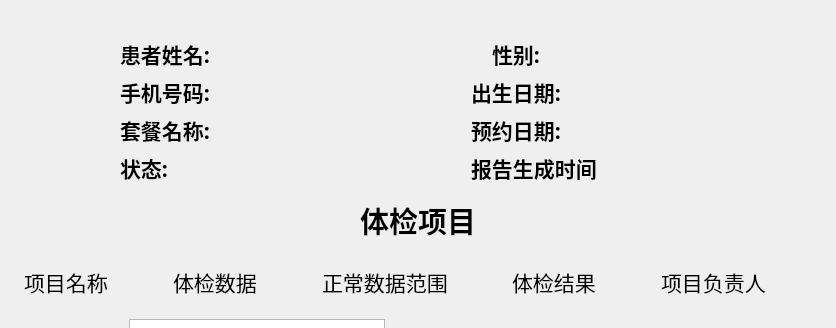
Before: the Qt Designer form PEIS_Client/editmedicalexaminationreport.ui in ooohhhj/PEIS, drawn with Qt 5; both pictures show x 0 to 836 and y 0 to 328 of the 836 by 671 pixel window.
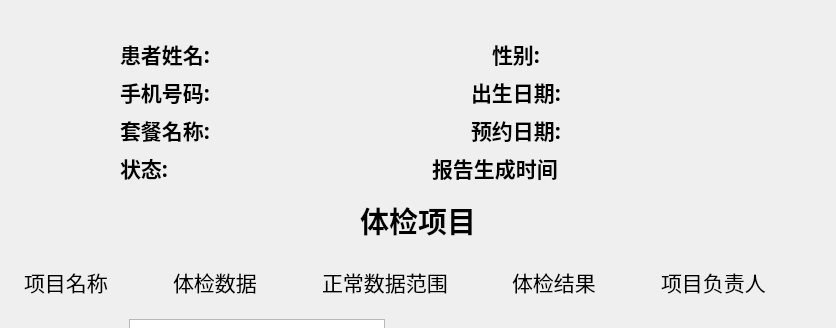
After: the same form once the commit is applied.

What changed in the file:
```diff
--- a/PEIS_Client/editmedicalexaminationreport.ui
+++ b/PEIS_Client/editmedicalexaminationreport.ui
@@ -463,10 +463,29 @@
               </item>
              </layout>
             </item>
+            <item>
+             <spacer name="horizontalSpacer_11">
+              <property name="orientation">
+               <enum>Qt::Horizontal</enum>
+              </property>
+              <property name="sizeHint" stdset="0">
+               <size>
+                <width>18</width>
+                <height>20</height>
+               </size>
+              </property>
+             </spacer>
+            </item>
             <item>
              <layout class="QHBoxLayout" name="reportHLayout">
               <item>
                <widget class="QLabel" name="report_generateTimeLabel">
+                <property name="minimumSize">
+                 <size>
+                  <width>0</width>
+                  <height>0</height>
+                 </size>
+                </property>
                 <property name="font">
                  <font>
                   <family>Agency FB</family>
@@ -501,6 +520,19 @@
               </item>
              </layout>
             </item>
+            <item>
+             <spacer name="horizontalSpacer_24">
+              <property name="orientation">
+               <enum>Qt::Horizontal</enum>
+              </property>
+              <property name="sizeHint" stdset="0">
+               <size>
+                <width>18</width>
+                <height>20</height>
+               </size>
+              </property>
+             </spacer>
+            </item>
            </layout>
           </item>
          </layout>
```
